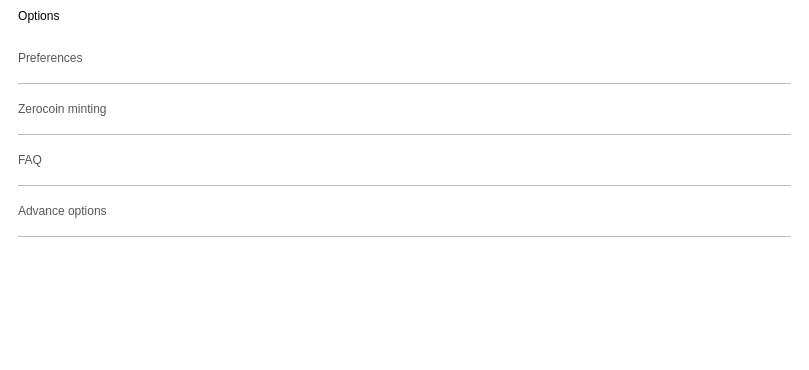
Qt form src/qt/veil/forms/settingswidget.ui (Veil-Project/veil) before a commit; both pictures show x 0 to 809 and y 262 to 632 of the 809 by 632 pixel window.
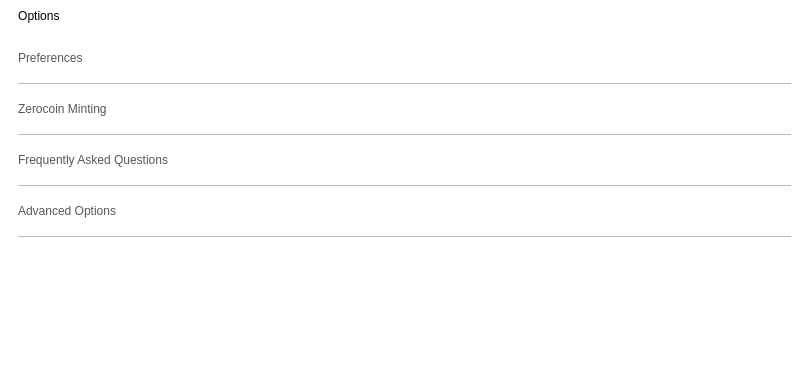
The same form after that commit. Icons and pictures are not drawn.

The edit to the form file:
```diff
--- a/src/qt/veil/forms/settingswidget.ui
+++ b/src/qt/veil/forms/settingswidget.ui
@@ -382,7 +382,7 @@
 border:0;</string>
             </property>
             <property name="text">
-             <string>Zerocoin minting</string>
+             <string>Zerocoin Minting</string>
             </property>
            </widget>
           </item>
@@ -420,7 +420,7 @@
 border:0;</string>
             </property>
             <property name="text">
-             <string>FAQ</string>
+             <string>Frequently Asked Questions</string>
             </property>
            </widget>
           </item>
@@ -458,7 +458,7 @@
 border:0;</string>
             </property>
             <property name="text">
-             <string>Advance options</string>
+             <string>Advanced Options</string>
             </property>
            </widget>
           </item>
```
